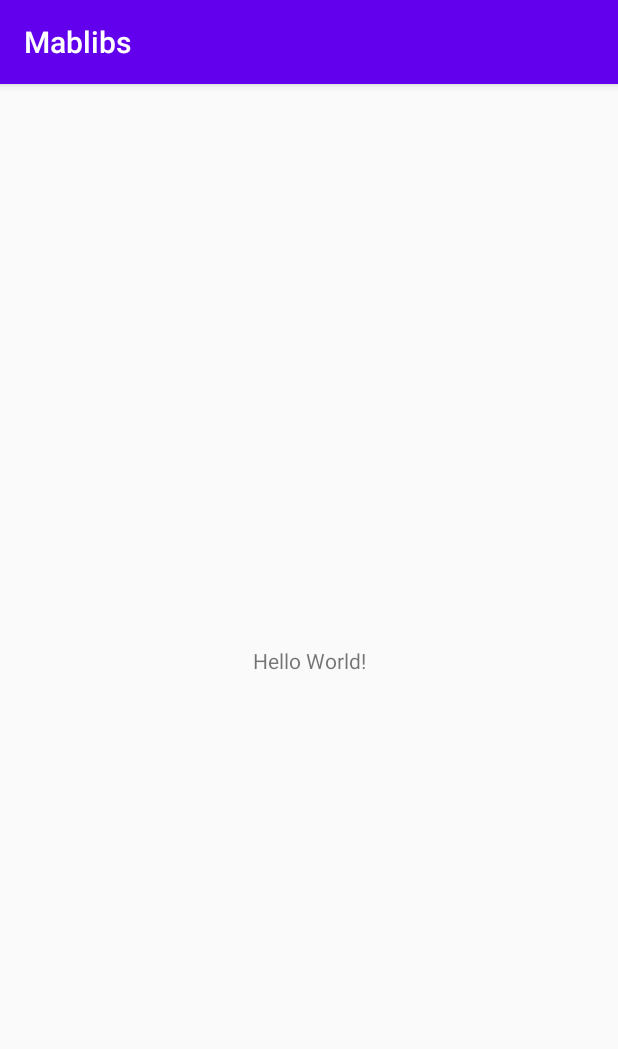
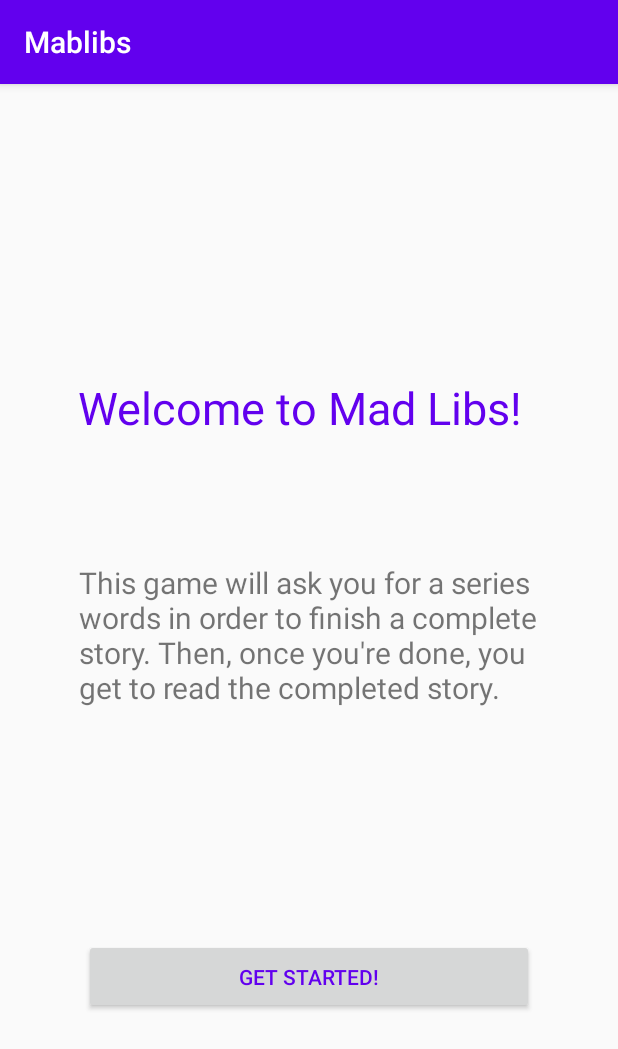
Before and after one commit to quinnzipse/MadlibsApp, an Android app: the screen it shows after launch (MainActivity), on a phone screen of 412 x 824 dp. Shown: the top 1049 px of the screen. Run offline under Robolectric (Android 15) with nearby library versions, the phone set to English and light mode, and no system bars.

Commit message:
Got the basic layout done.

```diff
--- a/app/build.gradle
+++ b/app/build.gradle
@@ -30,6 +30,9 @@ dependencies {
     implementation 'androidx.core:core-ktx:1.3.2'
     implementation 'androidx.appcompat:appcompat:1.2.0'
     implementation 'androidx.constraintlayout:constraintlayout:2.0.2'
+    implementation 'androidx.lifecycle:lifecycle-livedata-ktx:2.2.0'
+    implementation 'androidx.lifecycle:lifecycle-viewmodel-ktx:2.2.0'
+    implementation 'androidx.legacy:legacy-support-v4:1.0.0'
     testImplementation 'junit:junit:4.12'
     androidTestImplementation 'androidx.test.ext:junit:1.1.2'
     androidTestImplementation 'androidx.test.espresso:espresso-core:3.3.0'
--- a/app/src/main/AndroidManifest.xml
+++ b/app/src/main/AndroidManifest.xml
@@ -9,6 +9,8 @@
         android:roundIcon="@mipmap/ic_launcher_round"
         android:supportsRtl="true"
         android:theme="@style/AppTheme">
+        <activity android:name=".Fill"></activity>
+        <activity android:name=".game_fill" />
         <activity android:name=".MainActivity">
             <intent-filter>
                 <action android:name="android.intent.action.MAIN" />
--- a/app/src/main/res/layout/activity_main.xml
+++ b/app/src/main/res/layout/activity_main.xml
@@ -7,12 +7,38 @@
     tools:context=".MainActivity">
 
     <TextView
-        android:layout_width="wrap_content"
-        android:layout_height="wrap_content"
-        android:text="Hello World!"
+        android:layout_width="308dp"
+        android:layout_height="52dp"
+        android:layout_marginTop="124dp"
+        android:text="@string/welcome_title"
+        android:textSize="30sp"
+        app:layout_constraintBottom_toTopOf="@+id/textView"
+        app:layout_constraintEnd_toEndOf="parent"
+        app:layout_constraintStart_toStartOf="parent"
+        app:layout_constraintTop_toTopOf="parent"
+        android:textColor="@color/colorPrimary"/>
+
+    <TextView
+        android:id="@+id/textView"
+        android:layout_width="307dp"
+        android:layout_height="103dp"
+        android:textSize="20sp"
+        android:text="@string/welcome_message"
         app:layout_constraintBottom_toBottomOf="parent"
         app:layout_constraintLeft_toLeftOf="parent"
         app:layout_constraintRight_toRightOf="parent"
-        app:layout_constraintTop_toTopOf="parent" />
+        app:layout_constraintTop_toTopOf="parent"
+        app:layout_constraintVertical_bias="0.479" />
+
+    <Button
+        android:layout_width="300dp"
+        android:layout_height="50dp"
+        android:textColor="@color/colorPrimary"
+        android:text="@string/welcome_button"
+        app:layout_constraintBottom_toBottomOf="parent"
+        app:layout_constraintEnd_toEndOf="parent"
+        app:layout_constraintStart_toStartOf="parent"
+        app:layout_constraintTop_toBottomOf="@+id/textView"
+        android:onClick="getStarted"/>
 
 </androidx.constraintlayout.widget.ConstraintLayout>
--- /dev/null
+++ b/app/src/main/res/madlib1.txt
@@ -0,0 +1 @@
+One of the most <adjective> characters in fiction is named "Tarzan of the <plural-noun>." Tarzan was raised by a/an <noun> and lives in the <adjective> jungle in the heart of darkest <place>. He spends most of this time eating <plural-noun> and swinging from tree to <noun>. Whenever he gets angry, he beats on his chest and says, "<funny-noise> !" This is his war cry. Tarzan always dresses in <adjective> shorts made from the skin of a/an <noun> and his best friend is a/an <adjective> chimpanzee names Cheetah. He is supposed to be able to speak to elephants and <plural-noun>. In the movies, Tarzan is played by <person's-name>.
--- a/app/src/main/res/values/strings.xml
+++ b/app/src/main/res/values/strings.xml
@@ -1,3 +1,12 @@
 <resources>
     <string name="app_name">Mablibs</string>
+    <string name="welcome_title">Welcome to Mad Libs!</string>
+    <string name="welcome_message">This game will ask you for a series words in order to finish a complete story. Then, once you\'re done, you get to read the completed story.</string>
+    <string name="welcome_button">Get Started!</string>
+    <string name="fill_title">Keep filling in words to complete the story!</string>
+    <string name="fill_left">%1$d Word(s) Left!</string>
+    <string name="fill_subtext">Please type a </string>
+    <string name="fill_next">Next</string>
+    <!-- TODO: Remove or change this placeholder text -->
+    <string name="hello_blank_fragment">Hello blank fragment</string>
 </resources>
```
Also changed, not shown: app/src/main/java/dev/quinnzipse/mablibs/Fill.kt (added, +43 -0 lines), app/src/main/java/dev/quinnzipse/mablibs/FillFragment.kt (added, +22 -0 lines), app/src/main/java/dev/quinnzipse/mablibs/MainActivity.kt (+7 -0 lines), app/src/main/res/layout/activity_fill.xml (added, +13 -0 lines), app/src/main/res/layout/fragment_fill.xml (added, +80 -0 lines).
